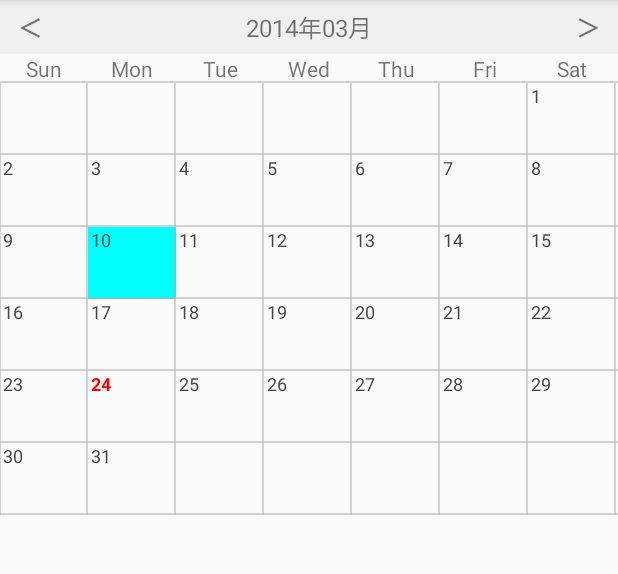
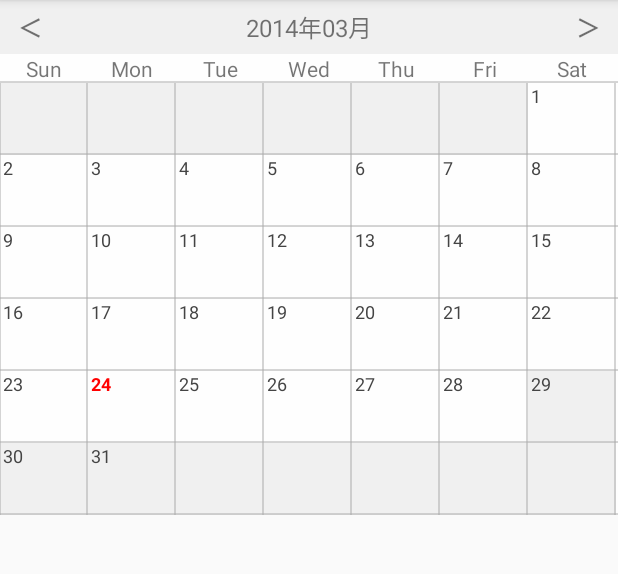
Before and after one commit to kufu-ai/DecorateCalendarView, an Android app: the screen it shows after launch (MainActivity), after a tap on "10", on a phone screen of 412 x 824 dp, the part 84-658 px from its top. Run offline under Robolectric (Android 15) with nearby library versions, the phone set to English and light mode, and no system bars; 2 other taps on this screen came first.

Commit message:
背景色を変更する

```diff
--- a/DecorateCalendarView/src/main/java/net/zaim/decoratecalendarview/DecorateCalendarView.java
+++ b/DecorateCalendarView/src/main/java/net/zaim/decoratecalendarview/DecorateCalendarView.java
@@ -27,7 +27,6 @@ public class DecorateCalendarView extends LinearLayout implements View.OnClickLi
     private static final int BIGINNING_DAY_OF_WEEK = Calendar.SUNDAY;
     private static final int TODAY_COLOR = Color.RED;
     private static final int DEFAULT_COLOR = Color.DKGRAY;
-    private static final int DEFAULT_BACKGROUND_COLOR = Color.TRANSPARENT;
 
     private OnDecorateCalendarListener mOnDecorateCalendarListener;
     private int displayYear;
@@ -169,7 +168,6 @@ public class DecorateCalendarView extends LinearLayout implements View.OnClickLi
 
         for (int weekLoop = 0; weekLoop < MAX_WEEK; weekLoop++) {
             LinearLayout weekLayout = mWeeks.get(weekLoop);
-            weekLayout.setBackgroundColor(DEFAULT_BACKGROUND_COLOR);
 
             for (int dayLoop = 0; dayLoop < WEEKDAYS; dayLoop++) {
                 LinearLayout dayContainer = (LinearLayout) weekLayout.getChildAt(dayLoop);
@@ -180,12 +178,14 @@ public class DecorateCalendarView extends LinearLayout implements View.OnClickLi
 
                 if (weekLoop == 0 && skipCount > 0) {
                     dateLabel.setText(" ");
+                    dayContainer.setBackgroundColor(getResources().getColor(R.color.disable_background));
                     skipCount--;
                     continue;
                 }
 
                 if (lastDay < dayCounter) {
                     dateLabel.setText(" ");
+                    dayContainer.setBackgroundColor(getResources().getColor(R.color.disable_background));
                     continue;
                 }
 
@@ -241,11 +241,6 @@ public class DecorateCalendarView extends LinearLayout implements View.OnClickLi
     }
 
     private void clickCellOfDays(View view) {
-        if (mSelectedView != null) mSelectedView.setBackgroundColor(DEFAULT_BACKGROUND_COLOR);
-
-        view.setBackgroundColor(Color.CYAN);
-        mSelectedView = view;
-
         Calendar cal = Calendar.getInstance();
         try {
             int cellDay = Integer.parseInt(((TextView) ((LinearLayout) view).getChildAt(LABEL_DATE_INDEX_AT_CELL)).getText().toString());
--- a/DecorateCalendarView/src/main/res/layout/day_of_week.xml
+++ b/DecorateCalendarView/src/main/res/layout/day_of_week.xml
@@ -3,7 +3,8 @@
 <LinearLayout xmlns:android="http://schemas.android.com/apk/res/android"
               android:id="@+id/day_of_week_container"
               android:layout_width="match_parent"
-              android:layout_height="wrap_content">
+              android:layout_height="wrap_content"
+              android:background="@color/default_background">
 
     <TextView
         android:layout_width="0dp"
--- a/DecorateCalendarView/src/main/res/layout/header.xml
+++ b/DecorateCalendarView/src/main/res/layout/header.xml
@@ -5,7 +5,7 @@
     android:layout_width="match_parent"
     android:layout_height="wrap_content"
     android:orientation="horizontal"
-    android:background="#f0f0f0">
+    android:background="@color/disable_background">
 
     <TextView
         android:id="@+id/prev_button"
--- a/DecorateCalendarView/src/main/res/layout/row_week.xml
+++ b/DecorateCalendarView/src/main/res/layout/row_week.xml
@@ -3,7 +3,8 @@
 <LinearLayout xmlns:android="http://schemas.android.com/apk/res/android"
               android:orientation="horizontal"
               android:layout_width="match_parent"
-              android:layout_height="wrap_content">
+              android:layout_height="wrap_content"
+              android:background="@color/default_background">
 
     <include layout="@layout/cell_day" />
     <include layout="@layout/cell_day" />
--- a/DecorateCalendarView/src/main/res/values/color.xml
+++ b/DecorateCalendarView/src/main/res/values/color.xml
@@ -2,4 +2,6 @@
 <resources>
     <color name="dark_green">#27ae60</color>
     <color name="dark_red">#c0392b</color>
+    <color name="default_background">#fefefe</color>
+    <color name="disable_background">#f0f0f0</color>
 </resources>
```
